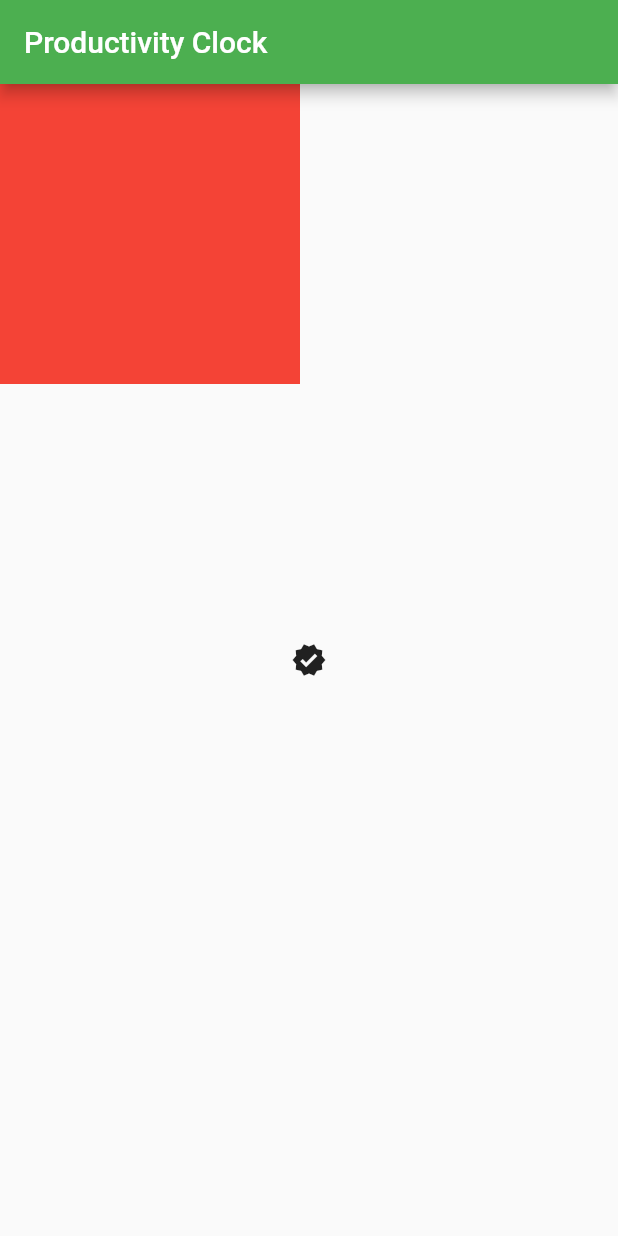
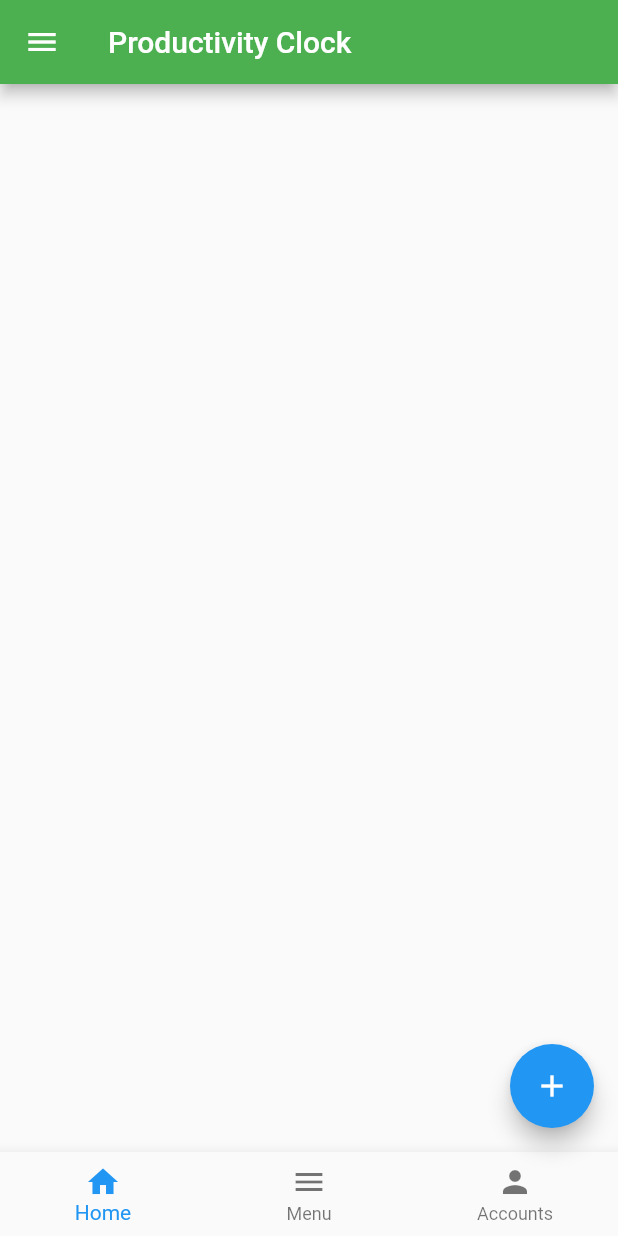
Before and after one commit to shasan11/flutter_tuts, a Flutter app: the screen it shows after launch, on a phone screen of 412 x 824 dp. Run offline on Flutter 3.47's test engine with Material 2 defaults, Android fonts, the light colour scheme and no system bars.

Commit message:
This is commit

```diff
--- a/lib/main.dart
+++ b/lib/main.dart
@@ -15,20 +15,19 @@ class MainApp extends StatelessWidget {
         backgroundColor: Colors.green,
         title: const Text("Productivity Clock"),
       ),
-      body: Stack(
-        children: [
-          Container(
-            color: Colors.red,
-            width: 200,
-            height: 200,
-          ),
-          Align(
-            //insted u can also use positon and provide top and left value
-            child: Icon(Icons
-                .verified), //align code is at bottom so its at first layer,
-            alignment: Alignment.center,
-          )
+      floatingActionButton: FloatingActionButton(
+        child: Icon(Icons.add),
+        onPressed: () {},
+      ),
+      bottomNavigationBar: BottomNavigationBar(
+        items: const [
+          BottomNavigationBarItem(icon: Icon(Icons.home), label: 'Home'),
+          BottomNavigationBarItem(icon: Icon(Icons.menu), label: 'Menu'),
+          BottomNavigationBarItem(icon: Icon(Icons.person), label: 'Accounts'),
         ],
+      ),
+      drawer: Drawer(
+        child: Text('Yo !'),
       ),
     ));
   }
```
